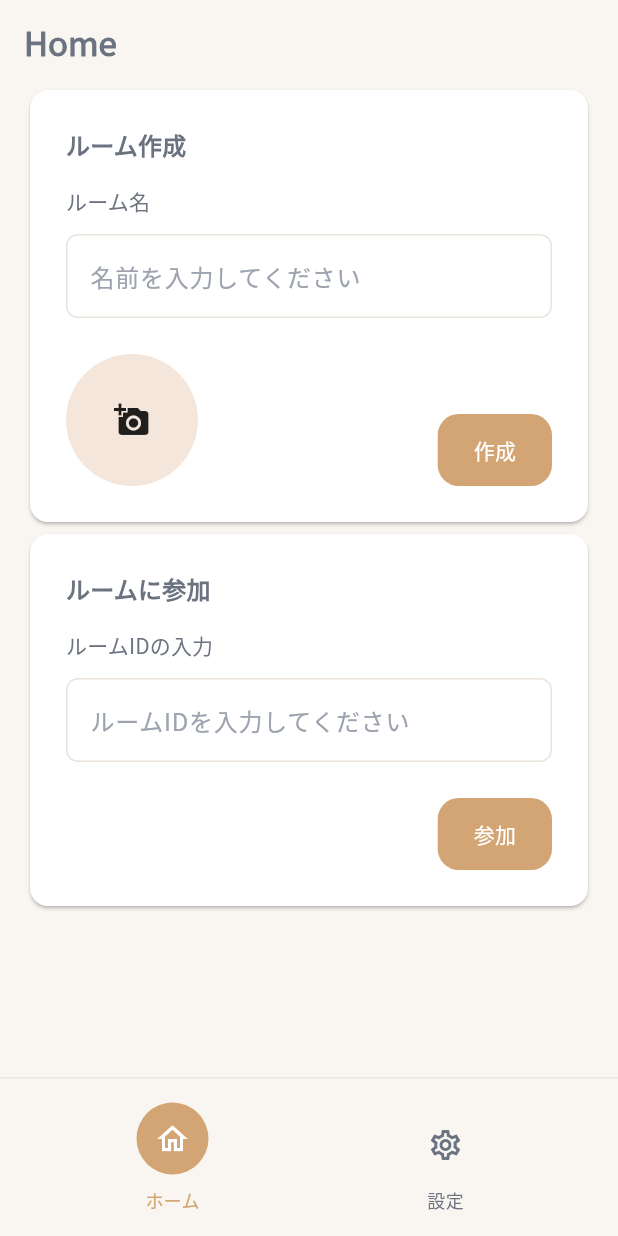
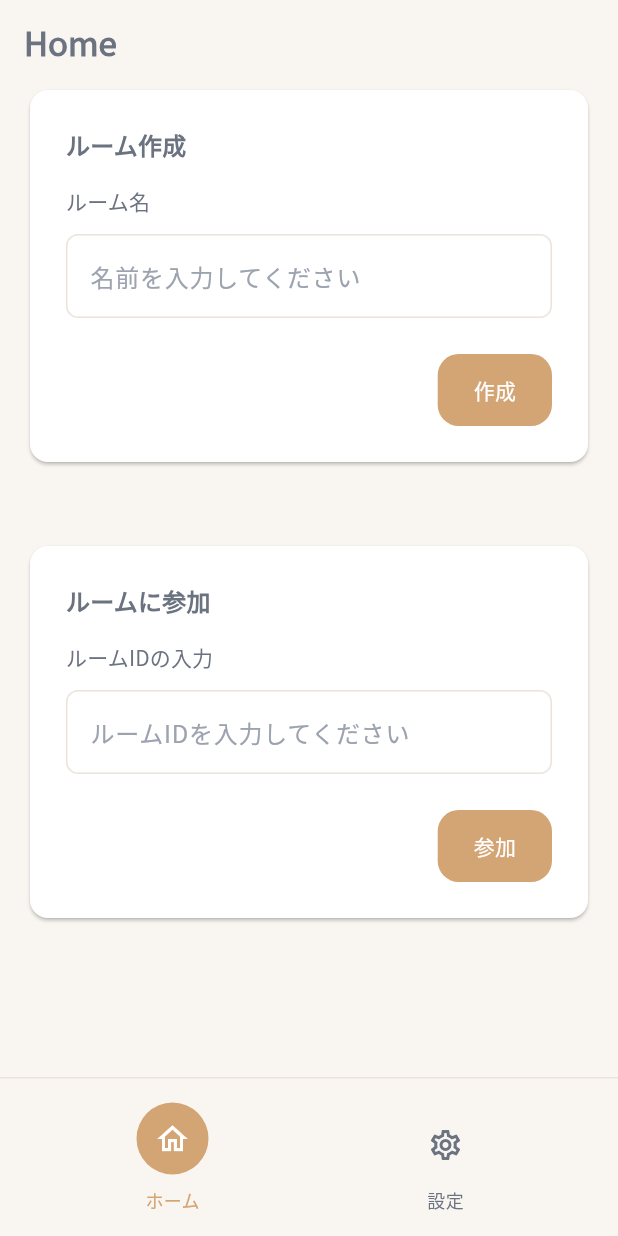
Before and after one commit to Zudah228/pampers_3rd_tfh_2025, a Flutter app: the screen it shows after launch, on a phone screen of 412 x 824 dp. Run offline on Flutter 3.47's test engine with Material 3 defaults, Android fonts, the phone set to English and light mode, and no system bars; our stand-ins replace clock, cloud_firestore, custom_refresh_indicator, extended_image, figma_squircle, firebase_auth and 12 more; missing offline and left inert: hashlib, simple_logger; accounts and stored records are empty.

Commit message:
Room の画像アップロードを削除

```diff
--- a/lib/features/home/pages/home_page.dart
+++ b/lib/features/home/pages/home_page.dart
@@ -1,4 +1,5 @@
 import 'package:app/core/app/components/layout/layout.dart';
+import 'package:app/core/app/components/unfocused_gesture_detecter.dart';
 import 'package:app/features/photo/components/add_photo.dart';
 import 'package:app/features/room/components/room_create_card.dart';
 import 'package:app/features/room/components/room_join_card.dart';
@@ -14,7 +15,8 @@ class HomePage extends ConsumerWidget {
   Widget build(BuildContext context, WidgetRef ref) {
     final myRoom = ref.watch(myRoomProvider).value;
 
-    return SingleChildScrollView(
+    return UnfocusedGestureDetecter(
+      child: SingleChildScrollView(
         child: Padding(
           padding: EdgeInsets.symmetric(horizontal: 16),
           child: Column(
@@ -22,7 +24,8 @@ class HomePage extends ConsumerWidget {
             children: [
               if (myRoom == null) ...[
                 RoomCreateCard(),
-              Body(children: [RoomJoinCard()]),
+                SizedBox(height: 48),
+                RoomJoinCard(),
               ] else ...[
                 Body(
                   children: [
@@ -33,6 +36,7 @@ class HomePage extends ConsumerWidget {
             ],
           ),
         ),
+      ),
     );
   }
 }
--- a/lib/features/room/components/room_create_card.dart
+++ b/lib/features/room/components/room_create_card.dart
@@ -1,12 +1,7 @@
-import 'dart:typed_data';
-
 import 'package:app/core/app/components/button/primary_button.dart';
 import 'package:app/core/app/components/form/field_decorator.dart';
-import 'package:app/core/app/components/form/image/image_field.dart';
-import 'package:app/core/app/components/form/image/image_field_value.dart';
 import 'package:app/core/app/components/full_screen_loading_indicator.dart';
 import 'package:app/core/app/components/layout/layout.dart';
-import 'package:app/core/exceptions/message_exception.dart';
 import 'package:app/features/room/use_cases/create_room_use_case.dart';
 import 'package:flutter/material.dart';
 import 'package:flutter_riverpod/flutter_riverpod.dart';
@@ -20,13 +15,6 @@ class RoomCreateCard extends ConsumerStatefulWidget {
 
 class _RoomCreateCardState extends ConsumerState<RoomCreateCard> {
   final _controller = TextEditingController();
-
-  ImageFieldValue? _value;
-
-  Uint8List? get _image => switch (_value) {
-    null || StoragePathImageValue() => null,
-    MemoryImageValue(:final memory) => memory,
-  };
 
   @override
   void dispose() {
@@ -58,27 +46,12 @@ class _RoomCreateCardState extends ConsumerState<RoomCreateCard> {
               ),
               SizedBox(height: 24),
               Row(
-                crossAxisAlignment: CrossAxisAlignment.end,
-                mainAxisAlignment: MainAxisAlignment.spaceBetween,
+                mainAxisAlignment: MainAxisAlignment.end,
                 children: [
-                  ImageField(
-                    value: [?_value],
-                    onChanged: (value) {
-                      setState(() {
-                        _value = value.firstOrNull;
-                      });
-                    },
-                  ),
                   PrimaryButton(
                     onPressed: () {
                       FullScreenLoadingIndicator.show(() async {
-                        final data = _image;
-
-                        if (data == null) {
-                          throw MessageException('画像が必要です');
-                        }
                         await ref.read(createRoomUseCaseProvider)(
-                          data: data,
                           name: _controller.text,
                         );
                       });
--- a/lib/features/room/models/room.dart
+++ b/lib/features/room/models/room.dart
@@ -11,7 +11,6 @@ abstract class Room with _$Room {
     required String id,
     required String createdBy,
     required String? name,
-    required String? keyFilePath,
     @Default([]) List<String> subjects,
     required int maxCount,
     required int currentCount,
```
Also changed, not shown: lib/features/room/use_cases/create_room_use_case.dart (+0 -10 lines), lib/features/room/models/room.freezed.dart, lib/features/room/models/room.g.dart. Lines whose indentation alone changed are shown as unchanged.
